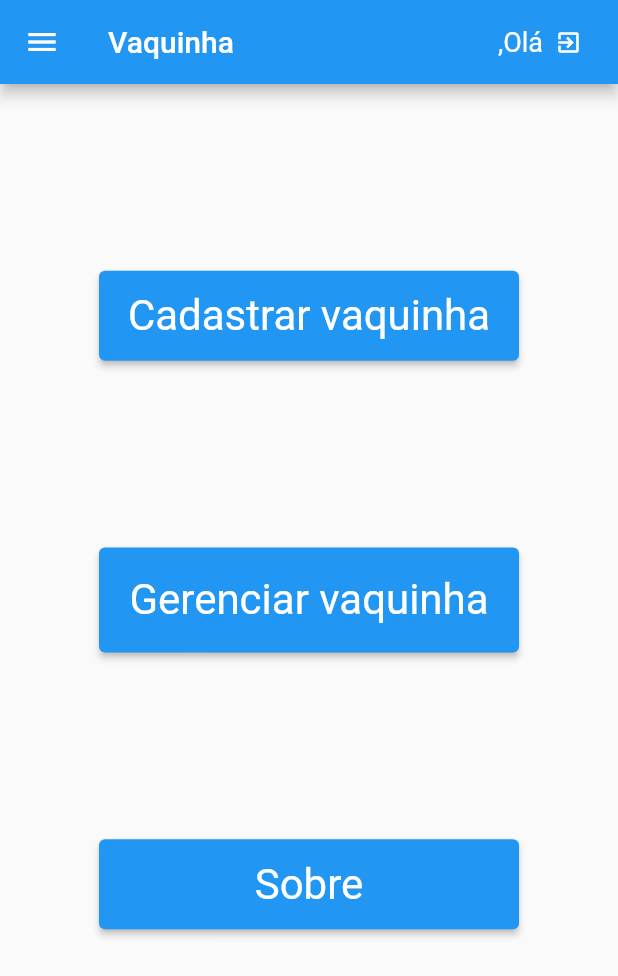
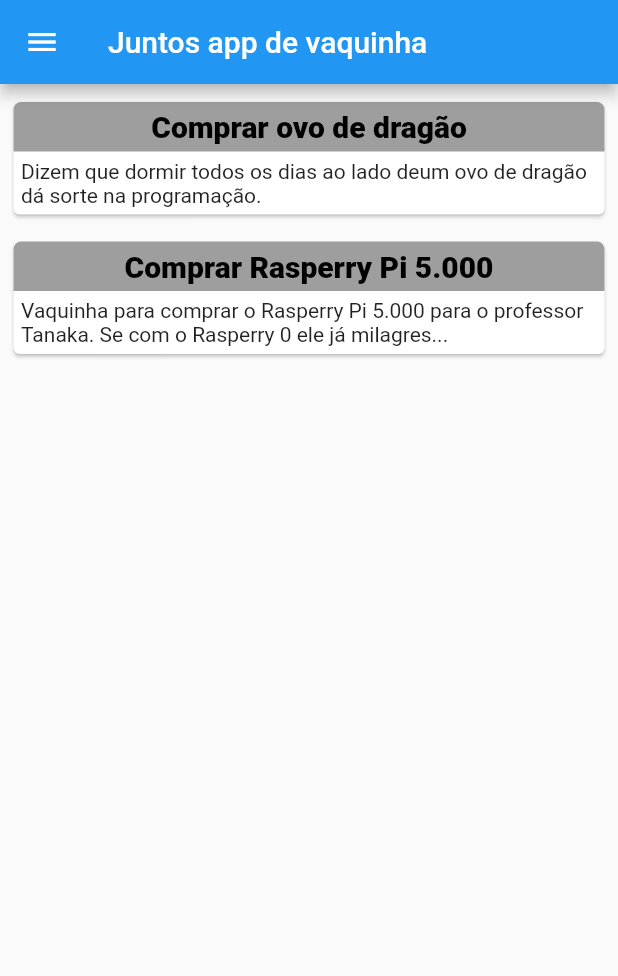
Before and after one commit to Akira-Ssan/JunTos, a Flutter app: the TelaMenu screen opened by its route, on a phone screen of 412 x 824 dp. Shown: the top 976 px of the screen. Run offline on Flutter 3.47's test engine with Material 2 defaults, Android fonts, the phone set to English and light mode, and no system bars; our stand-ins replace cloud_firestore, device_preview, firebase_auth, firebase_core; accounts and stored records are empty.

Commit message:
alterações no TelaMenu

```diff
--- a/projeto_jenice_pay_list/lib/repository/teste.dart
+++ b/projeto_jenice_pay_list/lib/repository/teste.dart
@@ -15,9 +15,35 @@ class Membros {
 
 Vaquinha vaquis = Vaquinha(
     'AuWid',
+    'Comprar Rasperry Pi 5.000',
+    'Vaquinha para comprar o Rasperry Pi 5.000 para o professor Tanaka. Se com o Rasperry 0 ele já milagres...',
+    5000.0,
+    null,
+    null,
+    participantes: Membros().participante);
+
+class ListaVaquis {
+  List<Vaquinha> listaVaquinhas = [
+    Vaquinha(
+        'AuWid',
+        'Comprar ovo de dragão',
+        'Dizem que dormir todos os dias ao lado deum ovo de dragão dá sorte na programação.',
+        5000.0,
+        null,
+        null,
+        participantes: Membros().participante)
+  ];
+
+  void addv(Vaquinha v) {
+    listaVaquinhas.add(v);
+  }
+  /* Vaquinha(
+    'AuWid',
     'Comprar ovo de dragão',
     'Dizem que dormir todos os dias ao lado deum ovo de dragão dá sorte na programação.',
     5000.0,
     null,
     null,
-    participantes: Membros().participante);
+    participantes: Membros().participante)
+  ]*/
+}
--- a/projeto_jenice_pay_list/lib/view/sobre_view.dart
+++ b/projeto_jenice_pay_list/lib/view/sobre_view.dart
@@ -58,7 +58,7 @@ class SobreView extends StatelessWidget {
             ),
             child: const Text('Voltar'),
             onPressed: () {
-              Navigator.popAndPushNamed(context, 'TelaMenu');
+              Navigator.pop(context);
             },
           ),
         ],
--- a/projeto_jenice_pay_list/lib/view/tela_menu_view.dart
+++ b/projeto_jenice_pay_list/lib/view/tela_menu_view.dart
@@ -1,52 +1,32 @@
 import 'package:cloud_firestore/cloud_firestore.dart';
 import '../controller/login_controller.dart';
-
+import 'package:firebase_auth/firebase_auth.dart';
 import 'package:flutter/material.dart';
 import 'package:flutter/services.dart';
 
-class TelaMenu extends StatelessWidget {
+import '../model/participante_model.dart';
+import '../repository/teste.dart';
+
+class TelaMenu extends StatefulWidget {
   const TelaMenu({super.key});
 
-  void closeAppUsingSystemPop() {
-    SystemChannels.platform.invokeMethod('SystemNavigator.pop');
+  @override
+  State<TelaMenu> createState() => _TelaMenuState();
+}
+
+class _TelaMenuState extends State<TelaMenu> {
+  var vacosa = ListaVaquis();
+
+  @override
+  void initState() {
+    vacosa.addv(vaquis);
+    super.initState();
   }
 
   @override
   Widget build(BuildContext context) {
     return Scaffold(
-      appBar: AppBar(
-        title: Row(
-          children: [
-            const Expanded(child: Text('Vaquinha')),
-            FutureBuilder<String>(
-              future: LoginController().usuarioLogado(),
-              builder: (context, snapshot) {
-                if (snapshot.connectionState == ConnectionState.done) {
-                  return Directionality(
-                    textDirection: TextDirection.rtl,
-                    child: TextButton.icon(
-                      style: TextButton.styleFrom(
-                        foregroundColor: Colors.white,
-                        textStyle: const TextStyle(fontSize: 12),
-                      ),
-                      onPressed: () {
-                        LoginController().logout();
-                        Navigator.pushReplacementNamed(context, 'Login');
-                      },
-                      icon: const Icon(Icons.exit_to_app, size: 18),
-                      label: Text('Olá, ${snapshot.data.toString()}',
-                          style: const TextStyle(fontSize: 18)),
-                    ),
-                  );
-                }
-                return const Text('');
-              },
-            ),
-          ],
-        ),
-      ),
-
-      //
+      appBar: AppBar(title: const Text('Juntos app de vaquinha')),
       drawer: Drawer(
         // Add a ListView to the drawer. This ensures the user can scroll
         // through the options in the drawer if there isn't enough vertical
@@ -55,165 +35,122 @@ class TelaMenu extends StatelessWidget {
           // Important: Remove any padding from the ListView.
           padding: EdgeInsets.zero,
           children: [
-            const UserAccountsDrawerHeader(
-              decoration: BoxDecoration(color: Color(0xff0A6D92)),
-              accountName: Text("User name"),
-              accountEmail: Text("user@e-mail.com"),
-              currentAccountPicture: CircleAvatar(
+            UserAccountsDrawerHeader(
+              decoration: const BoxDecoration(color: Color(0xff0A6D92)),
+              accountName: FutureBuilder<String>(
+                future: LoginController().usuarioLogado(),
+                builder: (context, snapshot) {
+                  if (snapshot.connectionState == ConnectionState.done) {
+                    return Text(
+                      snapshot.data.toString(),
+                      style: const TextStyle(
+                          fontWeight: FontWeight.bold, color: Colors.amber),
+                    );
+                  }
+                  return const Text('');
+                },
+              ),
+              accountEmail: Text(
+                FirebaseAuth.instance.currentUser!.email.toString(),
+                style: const TextStyle(
+                    fontWeight: FontWeight.bold, color: Colors.amber),
+              ),
+              currentAccountPicture: const CircleAvatar(
+                radius: 64,
                 backgroundColor: Colors.white,
-                child: Icon(
-                  Icons.account_circle_sharp,
-                  color: Color.fromARGB(255, 90, 106, 111),
-                  size: 70.0,
-                  semanticLabel: 'Text to announce in accessibility modes',
+                child: Column(
+                  mainAxisAlignment: MainAxisAlignment.center,
+                  children: [
+                    Text(
+                      'Fatec',
+                      style: TextStyle(color: Colors.black),
+                    ),
+                    Text(
+                      'Ribeirão Preto',
+                      style: TextStyle(
+                          color: Colors.red,
+                          fontSize: 10,
+                          fontWeight: FontWeight.bold),
+                    )
+                  ],
                 ),
-                /*   Text(
-                  "RL",
-                  style: TextStyle(fontSize: 40),
-                ),
-             */
               ),
             ),
-            /*
-            const DrawerHeader(
-              decoration: BoxDecoration(
-                color: Colors.blue,
-              ),
-              child: Text('Drawer Header'),
-            ),
-
-            */
-
             ListTile(
               title: const Text('Sobre'),
               //selected: _selectedIndex == 0,
               onTap: () {
-                // Update the state of the app
-                //_onItemTapped(0);
-                // Then close the drawer
-                Navigator.pop(context);
+                Navigator.pushNamed(context, 'Sobre');
               },
             ),
             ListTile(
               title: const Text('Sair'),
               //selected: _selectedIndex == 1,
               onTap: () {
-                // Update the state of the app
-                //_onItemTapped(1);
-                // Then close the drawer
-                Navigator.pop(context);
+                LoginController().logout();
+                Navigator.pushReplacementNamed(context, 'Login');
               },
             ),
-            /*ListTile(
-              title: const Text('School'),
-              selected: _selectedIndex == 2,
-              onTap: () {
-                // Update the state of the app
-                _onItemTapped(2);
-                // Then close the drawer
-                Navigator.pop(context);
-              },
-            ),
-            */
           ],
         ),
       ),
       //
 
-      body: //Padding(
-          //padding: const EdgeInsets.all(10),
-          //child:
+      body: ListView.builder(
+        itemCount: vacosa.listaVaquinhas.length,
+        itemBuilder: (context, index) {
+          String id = vacosa.listaVaquinhas[index].uid;
+          return Padding(
+            padding: const EdgeInsets.only(bottom: 10),
+            child: Card(
+              child: Column(mainAxisSize: MainAxisSize.min, children: [
+                SizedBox(
+                  width: double.infinity,
+                  child: Container(
+                    decoration: const BoxDecoration(
+                        color: Colors.grey,
+                        borderRadius: BorderRadius.only(
+                            topLeft: Radius.circular(5),
+                            topRight: Radius.circular(5))),
+                    padding: const EdgeInsets.all(5),
+                    child: Text(vacosa.listaVaquinhas[index].titulo,
+                        style: const TextStyle(
+                          fontSize: 20,
+                          color: Colors.black,
+                          fontWeight: FontWeight.w900,
+                        ),
+                        textAlign: TextAlign.center),
+                  ),
+                ),
+                Padding(
+                  padding: const EdgeInsets.all(5),
+                  child: Text(
+                    vacosa.listaVaquinhas[index].descricao,
+                    textAlign: TextAlign.start,
+                  ),
+                ),
+                /*ListTile(
+                  leading: const Icon(
+                    Icons.edit_document,
+                    size: 48,
+                    color: Colors.amber,
+                  ),
+                  title: Text(
+                      'Valor: R\$ ${(vacosa.listaVaquinhas[index].valor).toStringAsFixed(2)}'),
+                  subtitle: Text(
+                      'Participantes: ${vacosa.listaVaquinhas[index].quantidadeDeParticipantes()}\nValor arrecado: R\$ ${(vacosa.listaVaquinhas[index].totalValorDadoPorParticipantes()).toStringAsFixed(2)}'),
+                  trailing:
+                      Icon(Icons.arrow_forward, color: Colors.amber, size: 48),
+                )*/
+              ]),
+            ),
+          );
+        },
+        padding: const EdgeInsets.fromLTRB(5, 8, 5, 8),
+      ), //Padding(
+      //padding: const EdgeInsets.all(10),
+      //child:
 
-          Center(
-        child: Column(
-          mainAxisAlignment: MainAxisAlignment.spaceBetween,
-          crossAxisAlignment: CrossAxisAlignment.center,
-          mainAxisSize: MainAxisSize.max,
-          children: [
-            const SizedBox(
-              width: 0,
-              height: 0,
-            ),
-            SizedBox(
-              width: 280,
-              height: 60,
-              child: ElevatedButton(
-                style: ElevatedButton.styleFrom(
-                  //minimumSize: const Size(60, 60),
-                  textStyle: const TextStyle(fontSize: 28),
-                ),
-                child: const Text('Cadastrar vaquinha'),
-                onPressed: () {
-                  Navigator.pushNamed(context, 'CompraColetiva');
-                },
-              ),
-            ),
-            /*
-            SizedBox(
-              width: 280,
-              height: 60,
-              child: ElevatedButton(
-                style: ElevatedButton.styleFrom(
-                  minimumSize: const Size(60, 60),
-                  textStyle: const TextStyle(fontSize: 28),
-                ),
-                child: const Text('Cadastrar pessoas'),
-                onPressed: () {
-                  Navigator.popAndPushNamed(context, 'Participantes');
-                },
-              ),
-            ),
-            */
-            SizedBox(
-              width: 280,
-              height: 70,
-              child: ElevatedButton(
-                style: ElevatedButton.styleFrom(
-                  minimumSize: const Size(60, 60),
-                  textStyle: const TextStyle(fontSize: 28),
-                ),
-                child: const Text('Gerenciar vaquinha'),
-                onPressed: () {
-                  Navigator.popAndPushNamed(context, 'Gerenciar');
-                },
-              ),
-            ),
-            SizedBox(
-              width: 280,
-              height: 60,
-              child: ElevatedButton(
-                style: ElevatedButton.styleFrom(
-                  minimumSize: const Size(60, 60),
-                  textStyle: const TextStyle(fontSize: 28),
-                ),
-                child: const Text('Sobre'),
-                onPressed: () {
-                  Navigator.pushNamed(context, 'Sobre');
-                },
-              ),
-            ),
-            /*
-            SizedBox(
-              width: 280,
-              height: 60,
-              child: ElevatedButton(
-                style: ElevatedButton.styleFrom(
-                  minimumSize: const Size(60, 60),
-                  textStyle: const TextStyle(fontSize: 28),
-                ),
-                child: const Text('Sair'),
-                onPressed: () {
-                  closeAppUsingSystemPop();
-                },
-              ),
-            ),*/
-            const SizedBox(
-              width: 1,
-              height: 80,
-            ),
-          ],
-        ),
-      ),
       //),
     );
   }
```
Also changed, not shown: projeto_jenice_pay_list/assets/images/fatecNome.png (added), projeto_jenice_pay_list/assets/images/fatec_nome.png (added).
